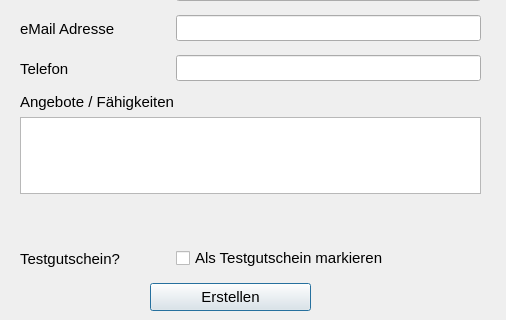
Qt form src/gui/qt/ui_components/dialog_create_minuto.ui (minutogit/eMinuto-Desktop-Prototype) before a commit; both pictures show x 0 to 506 and y 427 to 747 of the 506 by 747 pixel window.
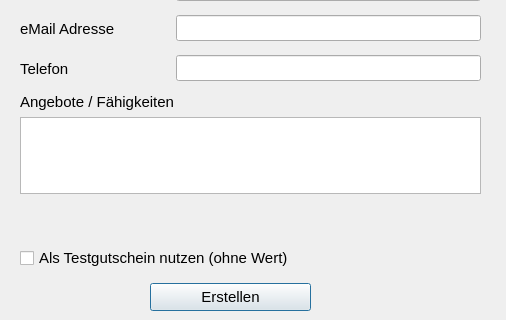
The same form after that commit.

Patch:
```diff
--- a/src/gui/qt/ui_components/dialog_create_minuto.ui
+++ b/src/gui/qt/ui_components/dialog_create_minuto.ui
@@ -302,24 +302,6 @@
     </rect>
    </property>
    <layout class="QHBoxLayout" name="horizontalLayout_test_voucher">
-    <item>
-     <widget class="QLabel" name="label_region_2">
-      <property name="minimumSize">
-       <size>
-        <width>150</width>
-        <height>0</height>
-       </size>
-      </property>
-      <property name="font">
-       <font>
-        <pointsize>11</pointsize>
-       </font>
-      </property>
-      <property name="text">
-       <string>Testgutschein?</string>
-      </property>
-     </widget>
-    </item>
     <item>
      <widget class="QCheckBox" name="checkBox_is_test_voucher">
       <property name="sizePolicy">
@@ -334,7 +316,7 @@
        </font>
       </property>
       <property name="text">
-       <string>Als Testgutschein markieren</string>
+       <string>Als Testgutschein nutzen (ohne Wert)</string>
       </property>
      </widget>
     </item>
```
